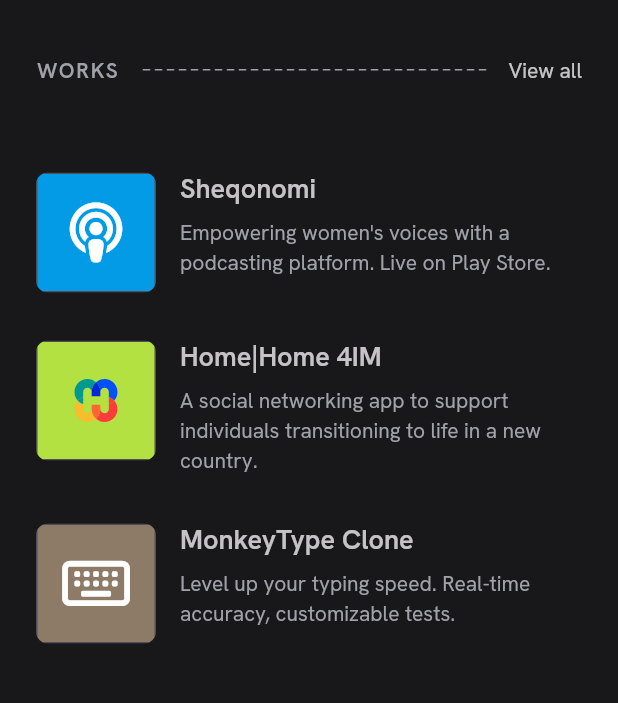
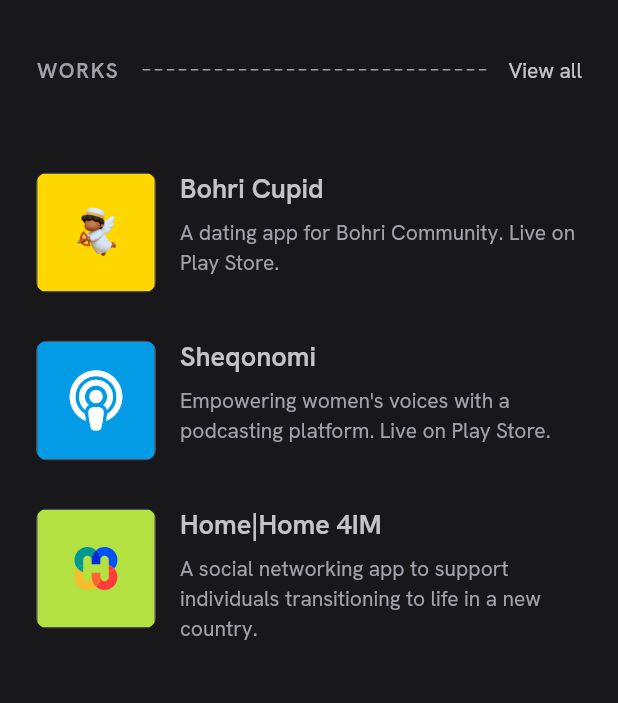
Before and after one commit to Ankit180898/portfolio_website, a Flutter app: the screen it shows after launch, scrolled down 576 dp, on a phone screen of 412 x 824 dp, the part 108-811 px from its top. Run offline on Flutter 3.47's test engine with Material 3 defaults, Android fonts, the phone set to English and light mode, and no system bars; our stand-ins replace cached_network_image, flutter_svg, font_awesome_flutter, get, get_storage.

Commit message:
Add Bohri Cupid project to allProjects and update ProjectCard for display and color

```diff
--- a/lib/models/project.dart
+++ b/lib/models/project.dart
@@ -62,6 +62,15 @@
 
 // Sample projects data
 final List<Project> allProjects = [
+  Project(
+    title: "Bohri Cupid",
+    description:
+        "A dating app for Bohri Community. Live on Play Store.",
+    imageUrl: "assets/images/icons/bohra.png",
+    liveLink: "https://play.google.com/store/apps/details?id=com.mycompany.bohradatingapp&hl=en_IN",
+    technologies: ["Flutter", "Firebase", "Playstore"],
+    type: ProjectType.app,
+  ),
   Project(
     title: "Sheqonomi",
     description:
--- a/lib/widgets/project_card.dart
+++ b/lib/widgets/project_card.dart
@@ -240,6 +240,12 @@
     final double iconSize = size ?? 64.0;
 
     switch (title) {
+      case "Bohri Cupid":
+        return Image.asset(
+          "assets/images/icons/bohra.png",
+          width: iconSize,
+          height: iconSize,
+        );
       case "Sheqonomi":
         return FaIcon(
           FontAwesomeIcons.podcast,
@@ -336,6 +342,8 @@
   Color _getColorForProject(String title) {
     // Return specific colors for featured projects
     switch (title) {
+      case "Bohri Cupid":
+        return const Color(0xFFFFD700); // dark gold
       case "Spendify":
         return const Color(0xFF8BC34A); // Green
       case "FlutterStack":
```
Also changed, not shown: assets/images/icons/bohra.png (added).
